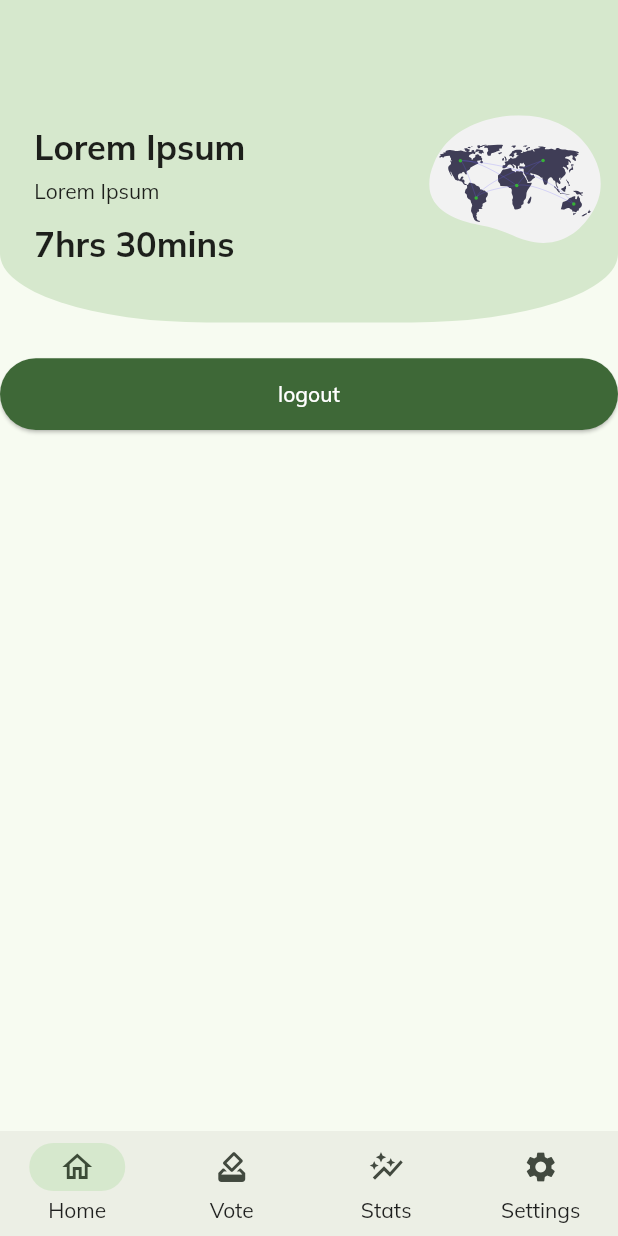
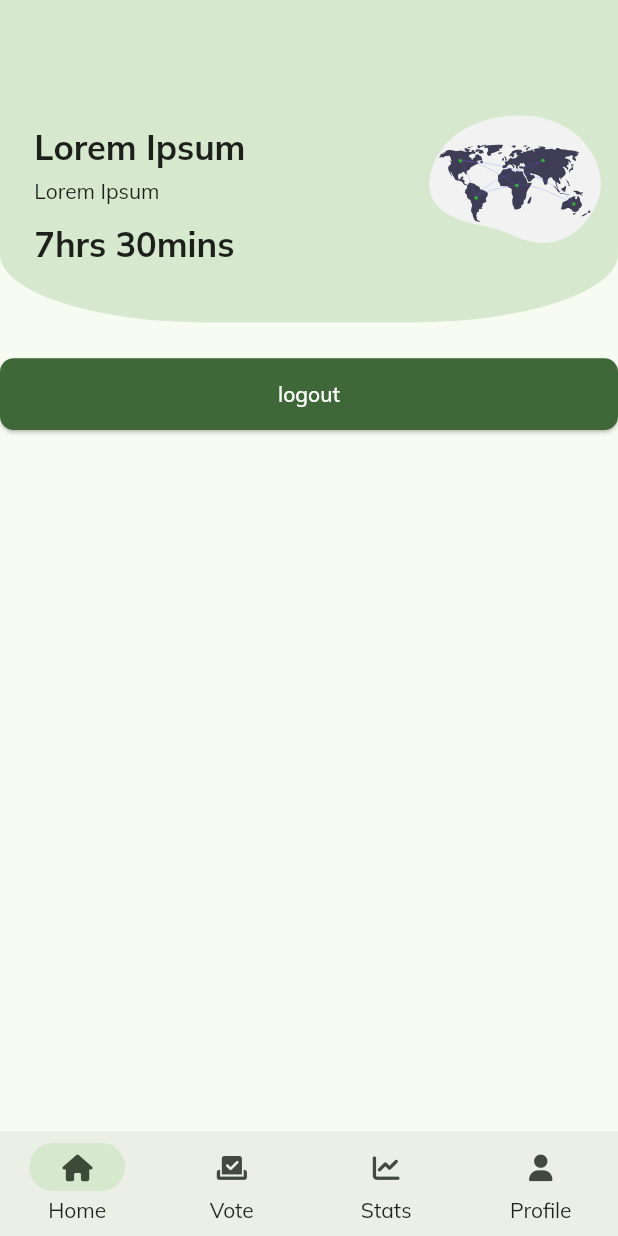
Before and after one commit to roufy235/E-Voting-App, a Flutter app: the screen it shows once a user with an empty profile is signed in, on a phone screen of 412 x 824 dp. Run offline on Flutter 3.47's test engine with Material 2 defaults, Android fonts, the phone set to English and light mode, and no system bars; drawn by our look-alikes of dynamic_color; our stand-ins replace cloud_firestore, firebase_analytics, firebase_auth, firebase_core, firebase_crashlytics, flutter_riverpod and 7 more; missing offline and left inert: firebase_performance; accounts and stored records are empty.

Commit message:
feat: ui improvement

```diff
--- a/lib/main.dart
+++ b/lib/main.dart
@@ -2,6 +2,7 @@ import 'package:dynamic_color/dynamic_color.dart';
 import 'package:e_voting_app/firebase_options.dart';
 import 'package:e_voting_app/router/app_router.dart';
 import 'package:e_voting_app/utils/colors.dart';
+import 'package:e_voting_app/utils/dimens.dart';
 import 'package:firebase_analytics/firebase_analytics.dart';
 import 'package:firebase_core/firebase_core.dart';
 import 'package:firebase_crashlytics/firebase_crashlytics.dart';
--- a/lib/screens/home/main_screen.dart
+++ b/lib/screens/home/main_screen.dart
@@ -1,6 +1,8 @@
 import 'package:e_voting_app/screens/home/tabs/home_tab.dart';
 import 'package:flutter/material.dart';
 import 'package:flutter_riverpod/flutter_riverpod.dart';
+import 'package:flutter_screenutil/flutter_screenutil.dart';
+import 'package:font_awesome_flutter/font_awesome_flutter.dart';
 
 final StateProvider bottomNavigationCurrentIndexProvider = StateProvider<int>((ref) => 0);
 
@@ -23,6 +25,7 @@ class _MainScreenState extends ConsumerState<MainScreen> {
 
   @override
   Widget build(BuildContext context) {
+    ScreenUtil.init(context);
     ref.listen<dynamic>(bottomNavigationCurrentIndexProvider, (previous, next) {
       _pageController.jumpToPage(next);
     });
@@ -59,26 +62,26 @@ class _MainScreenState extends ConsumerState<MainScreen> {
           onDestinationSelected: (int index) {
             ref.read(bottomNavigationCurrentIndexProvider.state).state = index;
           },
-          destinations: const [
+          destinations: [
             NavigationDestination(
                 label: 'Home',
-                icon: Icon(Icons.home),
-                selectedIcon: Icon(Icons.home_outlined),
+                icon: FaIcon(FontAwesomeIcons.house, size: 15.h),
+                selectedIcon: FaIcon(FontAwesomeIcons.house, size: 15.h),
             ),
             NavigationDestination(
                 label: 'Vote',
-                icon: Icon(Icons.how_to_vote),
-                selectedIcon: Icon(Icons.how_to_vote_outlined),
+                icon: FaIcon(FontAwesomeIcons.checkToSlot, size: 15.h),
+                selectedIcon: FaIcon(FontAwesomeIcons.checkToSlot, size: 15.h),
             ),
             NavigationDestination(
                 label: 'Stats',
-                icon: Icon(Icons.auto_graph),
-                selectedIcon: Icon(Icons.auto_graph_outlined),
+                icon: FaIcon(FontAwesomeIcons.chartLine, size: 15.h),
+                selectedIcon: FaIcon(FontAwesomeIcons.chartLine, size: 15.h),
             ),
             NavigationDestination(
-                label: 'Settings',
-                icon: Icon(Icons.settings),
-                selectedIcon: Icon(Icons.settings_outlined),
+                label: 'Profile',
+                icon: FaIcon(FontAwesomeIcons.solidUser, size: 15.h),
+                selectedIcon: FaIcon(FontAwesomeIcons.solidUser, size: 15.h),
             )
           ],
         ),
--- a/lib/screens/reg/init_reg_screen.dart
+++ b/lib/screens/reg/init_reg_screen.dart
@@ -76,7 +76,7 @@ class _InitRegScreenState extends State<InitRegScreen> {
                   );
                 }
               ),
-              SizedBox(height: 20.h),
+              SizedBox(height: 25.h),
               Consumer(
                 builder: (context, ref, child) {
                   int isLoading = ref.watch(_isLoadingProvider);
--- a/lib/utils/dimens.dart
+++ b/lib/utils/dimens.dart
@@ -1,4 +1,6 @@
 
+const double defaultTextFormBorderRadius = 8.0;
+const double defaultBtnBorderRadius = 8.0;
 const double defaultBtnHeight = 40.0;
 const double defaultBigFontSize = 25.0;
 const double defaultSemiBigFontSize = 22.0;
--- a/lib/widgets/btn_elevated.dart
+++ b/lib/widgets/btn_elevated.dart
@@ -24,6 +24,13 @@ class BtnElevated extends StatelessWidget {
       height: btnHeight.h,
       width: btnWidth.w,
       child: ElevatedButton(
+          style: ButtonStyle(
+              shape: MaterialStateProperty.all(
+                  RoundedRectangleBorder(
+                      borderRadius: BorderRadius.circular(defaultBtnBorderRadius.r)
+                  )
+              )
+          ),
           onPressed: isLoading ? null : onPressed,
           child: isLoading ? LoadingAnimation(color: primaryColor) : child
       ),
--- a/lib/widgets/input_style.dart
+++ b/lib/widgets/input_style.dart
@@ -1,4 +1,6 @@
+import 'package:e_voting_app/utils/dimens.dart';
 import 'package:flutter/material.dart';
+import 'package:flutter_screenutil/flutter_screenutil.dart';
 
 class InputStyle extends StatelessWidget {
   final Widget child;
@@ -9,7 +11,7 @@ class InputStyle extends StatelessWidget {
     return Container(
       decoration: BoxDecoration(
           color: Theme.of(context).colorScheme.primaryContainer.withOpacity(0.3),
-          borderRadius: BorderRadius.circular(20)
+          borderRadius: BorderRadius.circular(defaultTextFormBorderRadius.r)
       ),
       child: child,
     );
```
Also changed, not shown: lib/widgets/btn_outlined.dart (+7 -0 lines), lib/widgets/btn_text.dart (+7 -0 lines).
